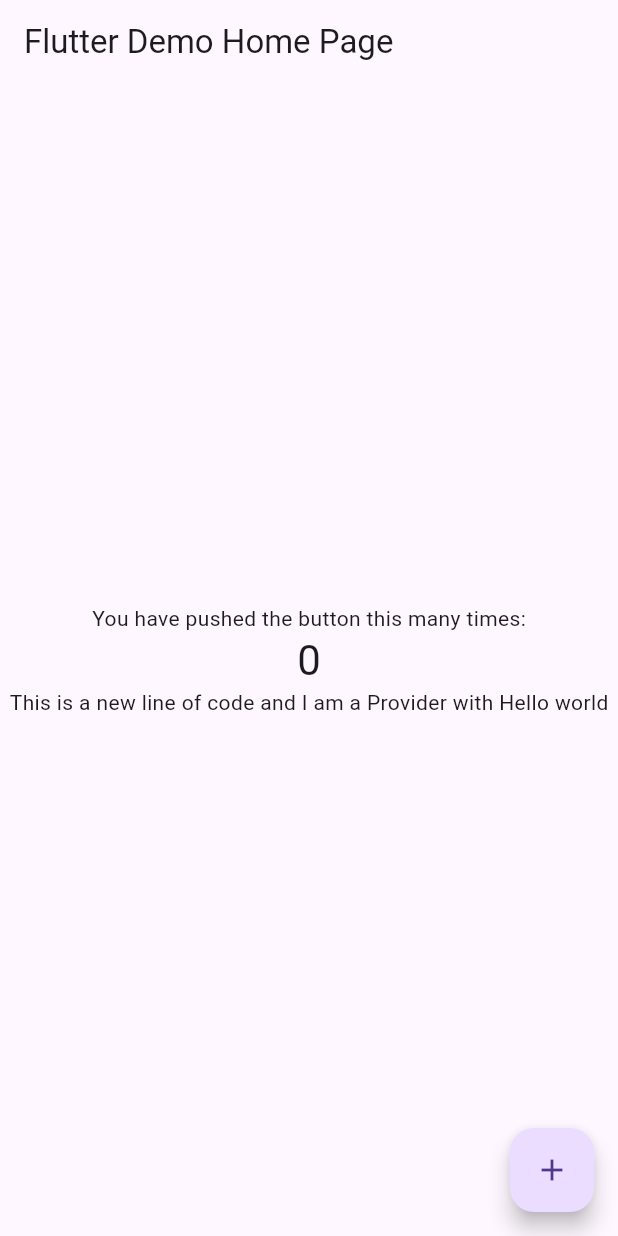
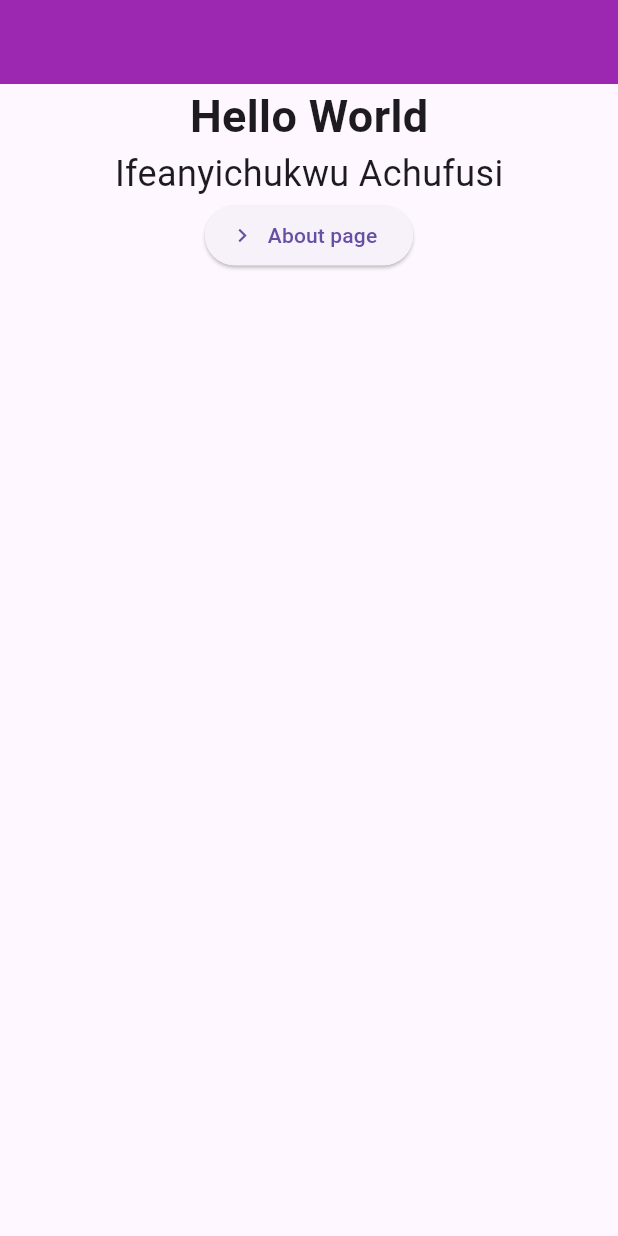
Before and after one commit to mkaychuks/randomUI, a Flutter app: the screen it shows after launch, on a phone screen of 412 x 824 dp. Run offline on Flutter 3.47's test engine with Material 2 defaults, Android fonts, the phone set to English and light mode, and no system bars; our stand-ins replace flutter_riverpod.

Commit message:
Provider a read only method

```diff
--- a/lib/main.dart
+++ b/lib/main.dart
@@ -1,5 +1,7 @@
 import 'package:flutter/material.dart';
 import 'package:flutter_riverpod/flutter_riverpod.dart';
+
+import 'screens/home.dart';
 
 void main() {
   runApp(
@@ -22,64 +24,7 @@ class MyApp extends StatelessWidget {
         primarySwatch: Colors.blue,
         useMaterial3: true,
       ),
-      home: const MyHomePage(title: 'Flutter Demo Home Page'),
+      home: const HomePage(),
     );
   }
 }
-
-
-final helloWorldProvider = Provider((ref) => 'Hello world');
-
-
-class MyHomePage extends StatefulWidget {
-  const MyHomePage({super.key, required this.title});
-
-  final String title;
-
-  @override
-  State<MyHomePage> createState() => _MyHomePageState();
-}
-
-class _MyHomePageState extends State<MyHomePage> {
-  int _counter = 0;
-
-  void _incrementCounter() {
-    setState(() {
-      _counter++;
-    });
-  }
-
-  @override
-  Widget build(BuildContext context) {
-    return Scaffold(
-      appBar: AppBar(
-        title: Text(widget.title),
-      ),
-      body: Center(
-        child: Column(
-          mainAxisAlignment: MainAxisAlignment.center,
-          children: <Widget>[
-            const Text(
-              'You have pushed the button this many times:',
-            ),
-            Text(
-              '$_counter',
-              style: Theme.of(context).textTheme.headlineMedium,
-            ),
-             Consumer(
-               builder: (context, WidgetRef ref, child) {
-                String name = ref.watch(helloWorldProvider);
-                 return Text("This is a new line of code and I am a Provider with $name");
-               }
-             ),
-          ],
-        ),
-      ),
-      floatingActionButton: FloatingActionButton(
-        onPressed: _incrementCounter,
-        tooltip: 'Increment',
-        child: const Icon(Icons.add),
-      ),
-    );
-  }
-}
--- /dev/null
+++ b/lib/provider/basic_provider.dart
@@ -0,0 +1,12 @@
+
+
+
+import 'package:flutter_riverpod/flutter_riverpod.dart';
+
+final myNameProvider = Provider<String>((ref) => "Ifeanyichukwu Achufusi");
+
+
+
+List<String> names = List.generate(50, (index) => "Ifeanyi");
+
+final namesProvider = Provider<List<String>>((ref) => names);
--- /dev/null
+++ b/lib/screens/about.dart
@@ -0,0 +1,22 @@
+import 'package:flutter/material.dart';
+import 'package:flutter_riverpod/flutter_riverpod.dart';
+import 'package:learn_riverpod/provider/basic_provider.dart';
+
+class AboutPage extends ConsumerWidget {
+  const AboutPage({super.key});
+
+  @override
+  Widget build(BuildContext context, WidgetRef ref) {
+    final genList = ref.watch(namesProvider);
+    return SafeArea(
+      child: Scaffold(
+        appBar: AppBar(
+          backgroundColor: Colors.purple,
+        ),
+        body: ListView(
+          children: genList.map((e) => Text(e)).toList(),
+        ),
+      ),
+    );
+  }
+}
--- /dev/null
+++ b/lib/screens/home.dart
@@ -0,0 +1,42 @@
+import 'package:flutter/cupertino.dart';
+import 'package:flutter/material.dart';
+import 'package:flutter_riverpod/flutter_riverpod.dart';
+import 'package:learn_riverpod/provider/basic_provider.dart';
+import 'package:learn_riverpod/screens/about.dart';
+
+class HomePage extends ConsumerWidget {
+  const HomePage({super.key});
+
+  @override
+  Widget build(BuildContext context, WidgetRef ref) {
+    final name = ref.watch(myNameProvider);
+    return SafeArea(
+      child: Scaffold(
+        appBar: AppBar(
+          backgroundColor: Colors.purple,
+        ),
+        body: Center(
+          child: Column(
+            children: [
+              Text("Hello World",
+                  style: TextStyle(fontSize: 30, fontWeight: FontWeight.bold)),
+              Text(
+                name,
+                style: TextStyle(fontSize: 24),
+              ),
+              ElevatedButton.icon(
+                onPressed: () {
+                  Navigator.of(context).push(CupertinoPageRoute(
+                    builder: (context) => const AboutPage(),
+                  ));
+                },
+                icon: Icon(Icons.chevron_right),
+                label: Text("About page"),
+              ),
+            ],
+          ),
+        ),
+      ),
+    );
+  }
+}
```
